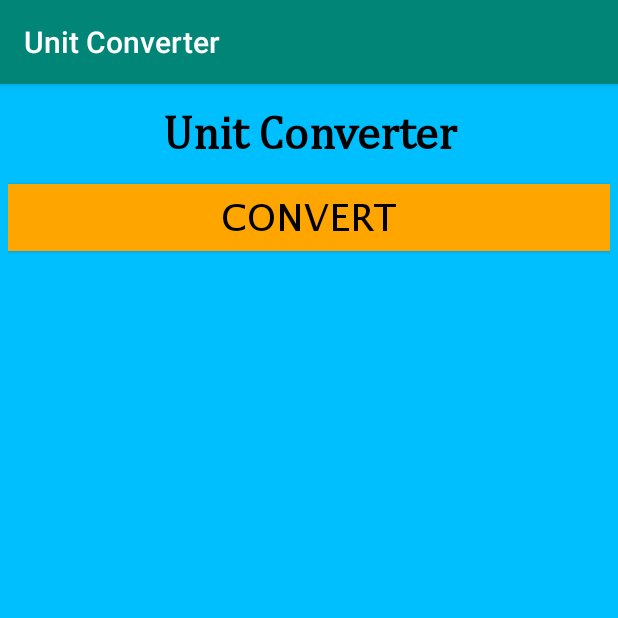
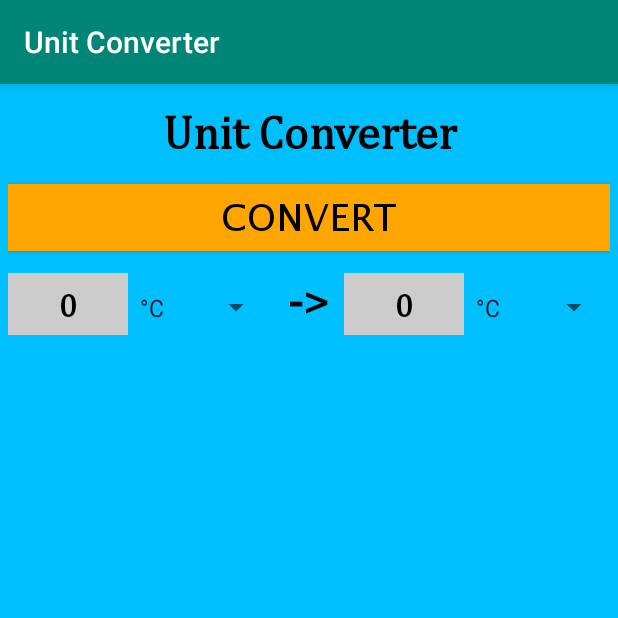
Before and after one commit to gaizkazaqhariou/Task1-BasicApp, an Android app: the screen it shows after launch (MainActivity), on a phone screen of 412 x 824 dp, the top half of it. Run offline under Robolectric (Android 15) with nearby library versions, the phone set to English and light mode, and no system bars.

Commit message:
complete task 4 & 5

```diff
--- a/app/src/main/res/layout/activity_main.xml
+++ b/app/src/main/res/layout/activity_main.xml
@@ -31,4 +31,81 @@
         android:textColor="@color/textColor"
         android:textSize="11pt" />
 
+    <Space
+        android:id="@+id/space1"
+        android:layout_width="match_parent"
+        android:layout_height="5pt"
+        android:layout_below="@id/convertButton" />
+
+    <LinearLayout
+        android:id="@+id/child1"
+        android:layout_width="match_parent"
+        android:layout_height="wrap_content"
+        android:layout_below="@id/space1"
+        android:orientation="horizontal">
+
+        <EditText
+            android:id="@+id/inputText"
+            android:layout_width="0dip"
+            android:layout_height="20pt"
+            android:layout_weight="0.2"
+            android:background="@color/etBgColor"
+            android:fontFamily="@font/cambria"
+            android:gravity="center"
+            android:hint="@string/hint"
+            android:inputType="number"
+            android:text="@string/inputText"
+            android:textColor="@color/textColor"
+            android:textSize="10pt"
+            android:textStyle="bold" />
+
+        <Spinner
+            android:id="@+id/oriList"
+            android:layout_width="0dip"
+            android:layout_height="20pt"
+            android:layout_weight="0.24"
+            android:entries="@array/tempList"
+            android:gravity="center"
+            android:prompt="@string/inputPrompt"
+            android:spinnerMode="dialog" />
+
+        <TextView
+            android:id="@+id/myTextView2"
+            android:layout_width="0dip"
+            android:layout_height="20pt"
+            android:layout_weight="0.12"
+            android:fontFamily="@font/cambria"
+            android:gravity="center"
+            android:text="@string/tv2Text"
+            android:textColor="@color/textColor"
+            android:textSize="14pt"
+            android:textStyle="bold" />
+
+        <EditText
+            android:id="@+id/outputText"
+            android:layout_width="0dip"
+            android:layout_height="20pt"
+            android:layout_weight="0.2"
+            android:background="@color/etBgColor"
+            android:enabled="false"
+            android:fontFamily="@font/cambria"
+            android:gravity="center"
+            android:inputType="number"
+            android:text="@string/inputText"
+            android:textColor="@color/textColor"
+            android:textSize="10pt"
+            android:textStyle="bold" />
+
+        <Spinner
+            android:id="@+id/convList"
+            android:layout_width="0dip"
+            android:layout_height="20pt"
+            android:layout_weight="0.24"
+            android:entries="@array/tempList"
+            android:gravity="center"
+            android:prompt="@string/inputPrompt"
+            android:spinnerMode="dialog" />
+
+    </LinearLayout>
+
 </RelativeLayout>
--- a/app/src/main/res/values/strings.xml
+++ b/app/src/main/res/values/strings.xml
@@ -11,4 +11,10 @@
     <string name="rbDist">Distance</string>
     <string name="rbTemp">Temperature</string>
     <string name="rbWeight">Weight</string>
+
+    <string-array name="tempList">
+        <item>°C</item>
+        <item>°F</item>
+        <item>°K</item>
+    </string-array>
 </resources>
```
Also changed, not shown: 3 other files.
